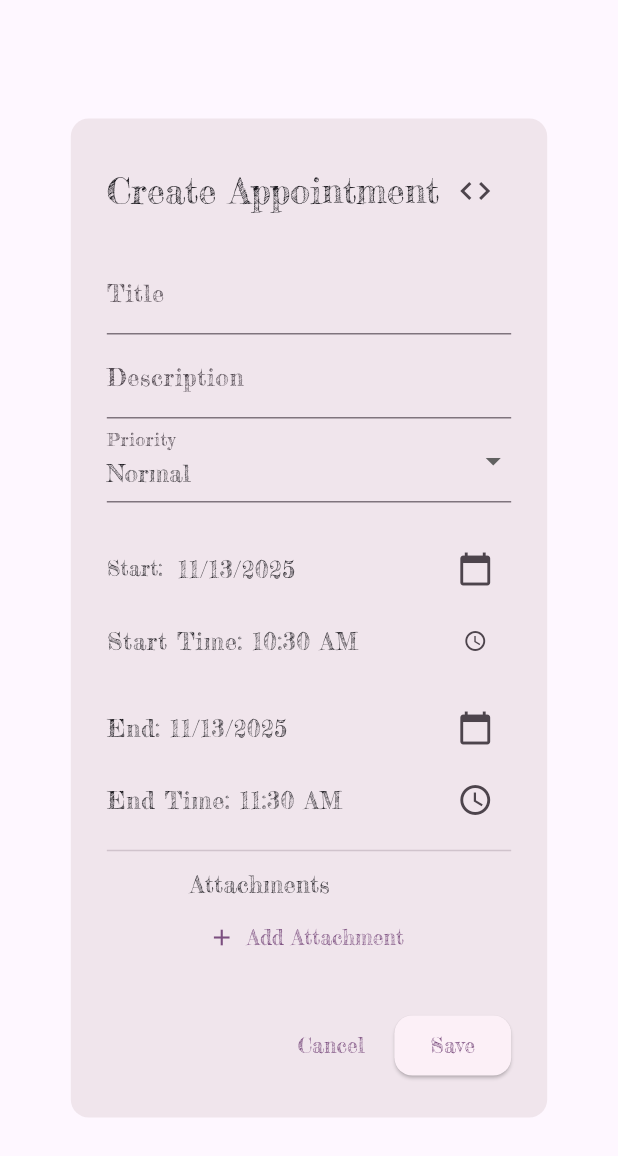
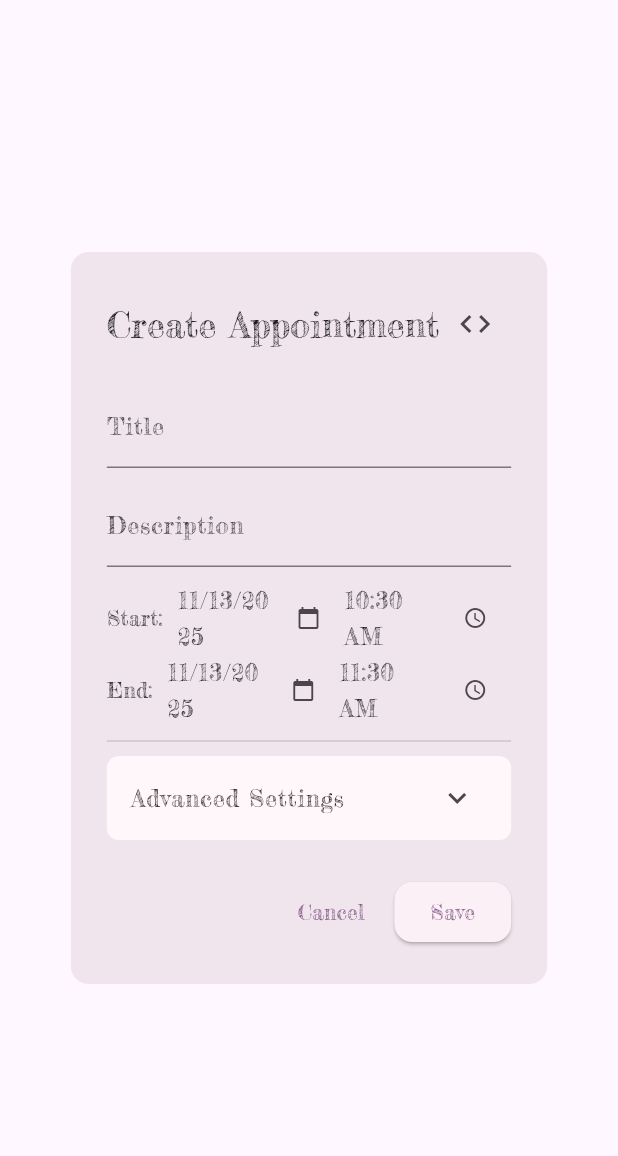
Before and after one commit to la-fourier/myapp, a Flutter app: the AppointmentEditorDialog widget shown alone on an empty page, opened directly with empty values, on a phone screen of 412 x 824 dp. Shown: the top 1156 px of the screen. Run offline on Flutter 3.47's test engine with Material 3 defaults, Android fonts, the phone set to English and light mode, and no system bars; our stand-ins replace csv, file_picker, flutter_local_notifications, fluttertoast, google_fonts, google_sign_in and 3 more; missing offline and left inert: flutter_web_auth_2, google_mlkit_text_recognition, googleapis; accounts and stored records are empty.

Commit message:
besseres Appointment Form

```diff
--- a/lib/dialogs/appointment_editor_dialog.dart
+++ b/lib/dialogs/appointment_editor_dialog.dart
@@ -46,7 +46,7 @@ class _AppointmentEditorDialogState extends State<AppointmentEditorDialog> {
   void initState() {
     super.initState();
     final appState = Provider.of<AppState>(context, listen: false);
-    _categories = appState.loggedInUser?.customCategories ?? [];
+    _categories = List<Category>.from(appState.loggedInUser?.customCategories ?? []);
 
     if (widget.appointment != null) {
       _title = widget.appointment!.title;
@@ -58,6 +58,10 @@ class _AppointmentEditorDialogState extends State<AppointmentEditorDialog> {
       _category = widget.appointment!.category;
       _attachments = List.from(widget.appointment!.attachments);
       _priority = widget.appointment!.priority;
+
+      if (!_categories.contains(_category)) {
+        _categories.insert(0, _category);
+      }
     } else {
       _title = '';
       _description = '';
@@ -67,9 +71,10 @@ class _AppointmentEditorDialogState extends State<AppointmentEditorDialog> {
       );
       _startTime = TimeOfDay.fromDateTime(_startDate);
       _endTime = TimeOfDay.fromDateTime(_endDate);
-      _category = _categories.isNotEmpty
-          ? _categories.first
-          : Category(name: 'Default', color: Colors.blue);
+      if (_categories.isEmpty) {
+        _categories.add(Category(name: 'Default', color: Colors.blue));
+      }
+      _category = _categories.first;
       _attachments = [];
       _priority = Priority.normal;
     }
@@ -244,6 +249,7 @@ class _AppointmentEditorDialogState extends State<AppointmentEditorDialog> {
                           value!.isEmpty ? 'Please enter a title' : null,
                       onSaved: (value) => _title = value!,
                     ),
+                    SizedBox(height: 10),
                     TextFormField(
                       initialValue: _description,
                       decoration: const InputDecoration(
@@ -251,51 +257,18 @@ class _AppointmentEditorDialogState extends State<AppointmentEditorDialog> {
                       ),
                       onSaved: (value) => _description = value ?? '',
                     ),
-                    if (_categories.isNotEmpty)
-                      DropdownButtonFormField<Category>(
-                        value: _category,
-                        items: _categories.map((Category category) {
-                          return DropdownMenuItem<Category>(
-                            value: category,
-                            child: Text(category.name),
-                          );
-                        }).toList(),
-                        onChanged: (Category? newValue) {
-                          setState(() {
-                            _category = newValue!;
-                          });
-                        },
-                        decoration: const InputDecoration(
-                          labelText: 'Category',
-                        ),
-                      ),
-                    DropdownButtonFormField<Priority>(
-                      value: _priority,
-                      items: Priority.values.map((Priority priority) {
-                        return DropdownMenuItem<Priority>(
-                          value: priority,
-                          child: Text(priority.toString().split('.').last),
-                        );
-                      }).toList(),
-                      onChanged: (Priority? newValue) {
-                        setState(() {
-                          _priority = newValue!;
-                        });
-                      },
-                      decoration: const InputDecoration(labelText: 'Priority'),
-                    ),
-                    const SizedBox(height: 20),
-                    Row(
+                    const SizedBox(height: 10),
+                    Table(
                       children: [
-                        Expanded(
-                          child: Row(
+                    TableRow(
                       children: [
+                        Row(children: [
                               Text("Start:"),
                               SizedBox(width: 10),
                               Expanded(
                                 child: editable_text.EditableText(
                                   initialText:
-                                      '${DateFormat.yMd().format(_startDate)}',
+                                      DateFormat.yMd().format(_startDate),
                                   style: Theme.of(context).textTheme.bodyLarge!,
                                   onSave: (value) {
                                     try {
@@ -311,29 +284,24 @@ class _AppointmentEditorDialogState extends State<AppointmentEditorDialog> {
                                   },
                                 ),
                               ),
-                            ],
-                          ),
-                        ),
                               IconButton(
+                                enableFeedback: true,
+                                hoverColor: Colors.transparent,
+                                iconSize: 16,
                                 icon: const Icon(Icons.calendar_today),
                                 onPressed: () => _selectDate(context, true),
                               ),
-                      ],
-                    ),
-                    Row(
-                      children: [
                               Expanded(
                                 child: editable_text.EditableText(
                                   initialText:
-                                'Start Time: ${_startTime.format(context)}',
+                                      _startTime.format(context),
                                   style: Theme.of(context).textTheme.bodyLarge!,
                                   onSave: (value) {
                                     try {
                                       final newTime = TimeOfDay(
                                         hour: int.parse(
                                           value
-                                        .split(':')[0]
-                                        .replaceFirst('Start Time: ', ''),
+                                              .split(':')[0],
                                         ),
                                         minute: int.parse(value.split(':')[1]),
                                       );
@@ -355,18 +323,33 @@ class _AppointmentEditorDialogState extends State<AppointmentEditorDialog> {
                               ),
                             ],
                           ),
-                    const SizedBox(height: 10),
+                      ],
+                    ),
+                    TableRow(
+                      children: [
+                        Container(width: 400),
+                        // const SizedBox(height: 1),
+                        // const SizedBox(width: 80),
+                        // const SizedBox(height: 1),
+                        // const SizedBox(width: 80),
+                        // const SizedBox(height: 1),
+                      ],
+                    ),
+                    TableRow(
+                      children: [
                         Row(
                           children: [
+                        Text("End:"),
+                        SizedBox(width: 10),
                         Expanded(
                           child: editable_text.EditableText(
                             initialText:
-                                'End: ${DateFormat.yMd().format(_endDate)}',
+                                DateFormat.yMd().format(_endDate),
                             style: Theme.of(context).textTheme.bodyLarge!,
                             onSave: (value) {
                               try {
                                 final newDate = DateFormat.yMd().parse(
-                                  value.replaceFirst('End: ', ''),
+                                  value,
                                 );
                                 setState(() {
                                   _endDate = newDate;
@@ -378,25 +361,23 @@ class _AppointmentEditorDialogState extends State<AppointmentEditorDialog> {
                           ),
                         ),
                         IconButton(
+                          enableFeedback: true,
+                          hoverColor: Colors.transparent,
+                          iconSize: 16,
                           icon: const Icon(Icons.calendar_today),
                           onPressed: () => _selectDate(context, false),
                         ),
-                      ],
-                    ),
-                    Row(
-                      children: [
                         Expanded(
                           child: editable_text.EditableText(
                             initialText:
-                                'End Time: ${_endTime.format(context)}',
+                            _endTime.format(context),
                             style: Theme.of(context).textTheme.bodyLarge!,
                             onSave: (value) {
                               try {
                                 final newTime = TimeOfDay(
                                   hour: int.parse(
                                     value
-                                        .split(':')[0]
-                                        .replaceFirst('End Time: ', ''),
+                                        .split(':')[0],
                                   ),
                                   minute: int.parse(value.split(':')[1]),
                                 );
@@ -410,20 +391,76 @@ class _AppointmentEditorDialogState extends State<AppointmentEditorDialog> {
                           ),
                         ),
                         IconButton(
+                          enableFeedback: true,
+                          hoverColor: Colors.transparent,
+                          iconSize: 16,
                           icon: const Icon(Icons.access_time),
                           onPressed: () => _selectTime(context, false),
                         ),
                       ],
                     ),
+                      ],
+                    ),
+                      ],
+                    ),
                     const Divider(height: 20),
+                    ExpansionTile(
+                      title: const Text('Advanced Settings'),
+                      collapsedShape: RoundedRectangleBorder(
+                        borderRadius: BorderRadius.circular(8.0),
+                      ),
+                      collapsedBackgroundColor: Theme.of(context).colorScheme.surface,
+                      expansionAnimationStyle: AnimationStyle(curve: Curves.easeInOut),
+                      shape: RoundedRectangleBorder(
+                        borderRadius: BorderRadius.circular(8.0),
+                      ),
+                      children: [
+                        SizedBox(width: 10),
+                        if (_categories.isNotEmpty)
+                          DropdownButtonFormField<Category>(
+                            initialValue: _category,
+                            items: _categories.map((Category category) {
+                              return DropdownMenuItem<Category>(
+                                value: category,
+                                child: Text(category.name),
+                              );
+                            }).toList(),
+                            onChanged: (Category? newValue) {
+                              setState(() {
+                                _category = newValue!;
+                              });
+                            },
+                            decoration: const InputDecoration(
+                              labelText: 'Category',
+                            ),
+                          ),
+                          SizedBox(height: 10),
+                        DropdownButtonFormField<Priority>(
+                          initialValue: _priority,
+                          items: Priority.values.map((Priority priority) {
+                            return DropdownMenuItem<Priority>(
+                              value: priority,
+                              child: Text(priority.toString().split('.').last),
+                            );
+                          }).toList(),
+                          onChanged: (Priority? newValue) {
+                            setState(() {
+                              _priority = newValue!;
+                            });
+                          },
+                          decoration: const InputDecoration(
+                            labelText: 'Priority',
+                          ),
+                        ),
+                        const SizedBox(height: 10),
                         Column(
                           crossAxisAlignment: CrossAxisAlignment.start,
                           children: [
-                        Text(
-                          textAlign: TextAlign.center,
-                          'Attachments',
-                          style: Theme.of(context).textTheme.titleMedium,
-                        ),
+                            // Text(
+                            //   textAlign: TextAlign.center,
+                            //   'Attachments',
+                            //   style: Theme.of(context).textTheme.titleMedium,
+                            // ),
                             ..._attachments.map(
                               (attachment) => ListTile(
                                 leading: const Icon(Icons.receipt),
@@ -456,6 +493,8 @@ class _AppointmentEditorDialogState extends State<AppointmentEditorDialog> {
                         ),
                       ],
                     ),
+                  ],
+                ),
               ),
             ),
       actions: [
--- a/lib/views/user/account_view.dart
+++ b/lib/views/user/account_view.dart
@@ -9,7 +9,6 @@ import 'package:myapp/services/loading_service.dart';
 import 'package:myapp/models/user.dart';
 import 'package:myapp/models/person.dart';
 import 'package:myapp/services/export_service.dart';
-
 
 class AccountView extends StatefulWidget {
   final ScrollController? scrollController;
@@ -500,7 +499,10 @@ class AccountViewState extends State<AccountView> {
   }
 
   Future<void> _exportData(
-      BuildContext context, AppState appState, String format) async {
+    BuildContext context,
+    AppState appState,
+    String format,
+  ) async {
     final loadingService = LoadingService();
     loadingService.show();
     try {
```
Lines whose indentation alone changed are shown as unchanged.
